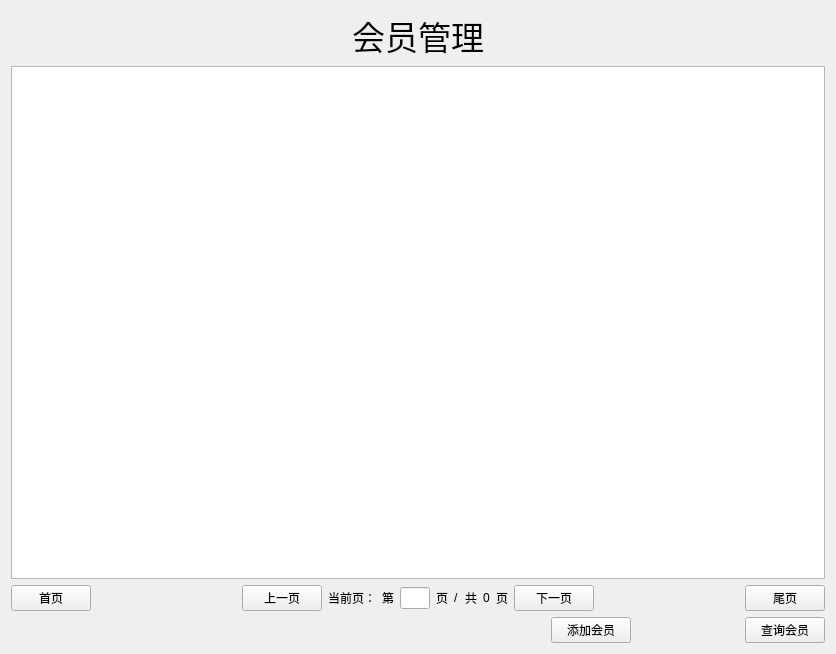
Above: view/manager/widgetvipmanager.ui from ylxcvvan/Supermarket-Commodity-Management-System before the change. Below: the same form after it.
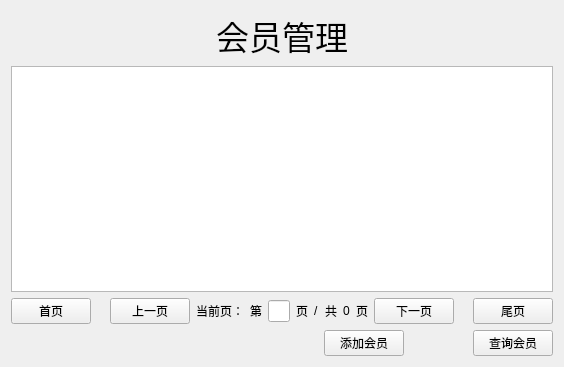
That is the form after the change.

```diff
--- a/view/manager/widgetvipmanager.ui
+++ b/view/manager/widgetvipmanager.ui
@@ -6,8 +6,8 @@
    <rect>
     <x>0</x>
     <y>0</y>
-    <width>836</width>
-    <height>654</height>
+    <width>564</width>
+    <height>367</height>
    </rect>
   </property>
   <property name="windowTitle">
```
